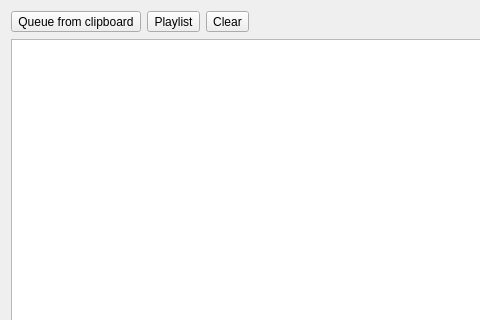
Above: galacteek/ui/forms/mediaplaylist.ui from pinnaculum/galacteek before the change; both pictures show x 0 to 480 and y 0 to 320 of the 738 by 444 pixel window. Below: the same form after it.
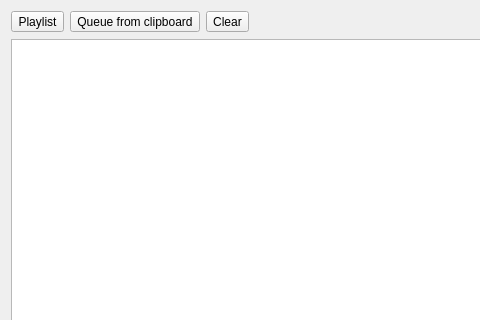
That is the form after the change. Icons and pictures are not drawn.

What changed in the file:
```diff
--- a/galacteek/ui/forms/mediaplaylist.ui
+++ b/galacteek/ui/forms/mediaplaylist.ui
@@ -19,12 +19,9 @@
      <item>
       <layout class="QHBoxLayout" name="horizontalLayout">
        <item>
-        <widget class="QToolButton" name="queueFromClipboard">
-         <property name="toolTip">
-          <string>&lt;html&gt;&lt;head/&gt;&lt;body&gt;&lt;p&gt;Load multimedia content from the current clipboard object (can be a multimedia file or a directory)&lt;/p&gt;&lt;/body&gt;&lt;/html&gt;</string>
-         </property>
+        <widget class="QToolButton" name="playlistButton">
          <property name="text">
-          <string>Queue from clipboard</string>
+          <string>Playlist</string>
          </property>
          <property name="icon">
           <iconset resource="../galacteek.qrc">
@@ -42,9 +39,12 @@
         </widget>
        </item>
        <item>
-        <widget class="QToolButton" name="playlistButton">
+        <widget class="QToolButton" name="queueFromClipboard">
+         <property name="toolTip">
+          <string>&lt;html&gt;&lt;head/&gt;&lt;body&gt;&lt;p&gt;Load multimedia content from the current clipboard object (can be a multimedia file or a directory)&lt;/p&gt;&lt;/body&gt;&lt;/html&gt;</string>
+         </property>
          <property name="text">
-          <string>Playlist</string>
+          <string>Queue from clipboard</string>
          </property>
          <property name="icon">
           <iconset resource="../galacteek.qrc">
```
Left out of the diff: 4 changed lines with no effect on the pictures.
